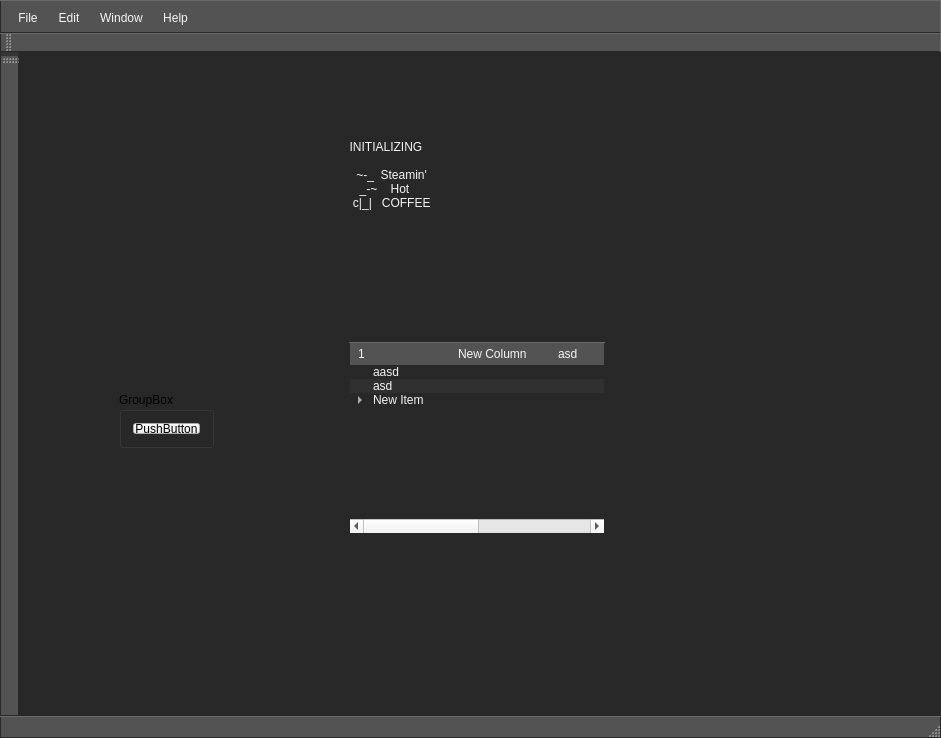
First picture: the form in Source/GUI/MainWindow.ui, repository Adelost/Ultimate-Coffee, before the edit.
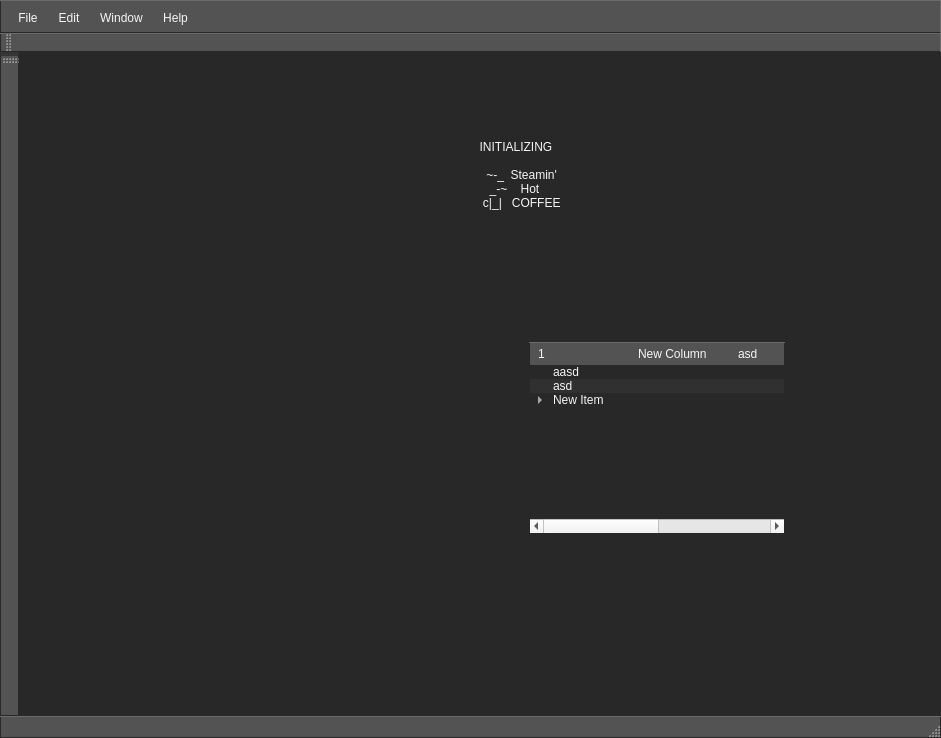
Second picture: the form after the edit. Icons and pictures are not drawn.

The edit to the form file:
```diff
--- a/Source/GUI/MainWindow.ui
+++ b/Source/GUI/MainWindow.ui
@@ -34,6 +34,12 @@
 	margin: 0px;
 }
 
+QLabel
+{
+   	color: #f5f5f5;
+	background-color: #282828;
+	border: none;
+}
 
 QAbstractScrollArea, QAbstractItemView
 {
@@ -358,7 +364,7 @@
    <widget class="QTreeWidget" name="treeWidget">
     <property name="geometry">
      <rect>
-      <x>330</x>
+      <x>510</x>
       <y>290</y>
       <width>256</width>
       <height>192</height>
@@ -431,7 +437,7 @@
    <widget class="QPlainTextEdit" name="plainTextEdit">
     <property name="geometry">
      <rect>
-      <x>320</x>
+      <x>450</x>
       <y>70</y>
       <width>201</width>
       <height>171</height>
@@ -447,41 +453,19 @@
   </string>
     </property>
    </widget>
-   <widget class="QGroupBox" name="groupBox">
-    <property name="geometry">
-     <rect>
-      <x>100</x>
-      <y>340</y>
-      <width>95</width>
-      <height>56</height>
-     </rect>
-    </property>
-    <property name="title">
-     <string>GroupBox</string>
-    </property>
-    <layout class="QVBoxLayout" name="verticalLayout">
-     <item>
-      <widget class="QPushButton" name="pushButton">
-       <property name="text">
-        <string>PushButton</string>
-       </property>
-      </widget>
-     </item>
-     <item>
-      <spacer name="verticalSpacer">
-       <property name="orientation">
-        <enum>Qt::Vertical</enum>
-       </property>
-       <property name="sizeHint" stdset="0">
-        <size>
-         <width>20</width>
-         <height>40</height>
-        </size>
-       </property>
-      </spacer>
-     </item>
-    </layout>
-   </widget>
+   <zorder>treeWidget</zorder>
+   <zorder>plainTextEdit</zorder>
+   <zorder>label</zorder>
+   <zorder>label_2</zorder>
+   <zorder>doubleSpinBox</zorder>
+   <zorder>doubleSpinBox_2</zorder>
+   <zorder>doubleSpinBox_3</zorder>
+   <zorder>label_4</zorder>
+   <zorder>layoutWidget</zorder>
+   <zorder>label_8</zorder>
+   <zorder>label_9</zorder>
+   <zorder>layoutWidget_2</zorder>
+   <zorder>label_3</zorder>
   </widget>
   <widget class="QToolBar" name="contextBar">
    <attribute name="toolBarArea">
```
